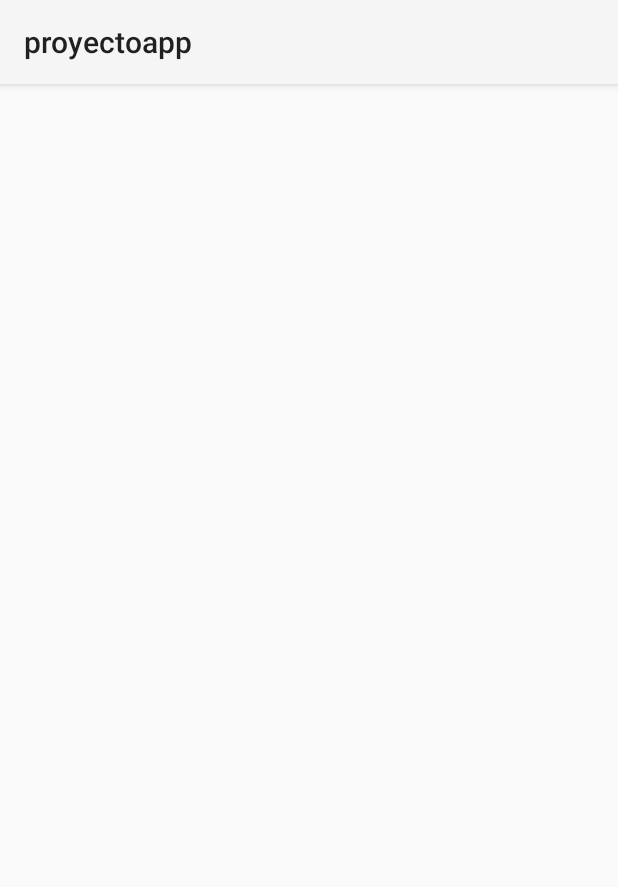
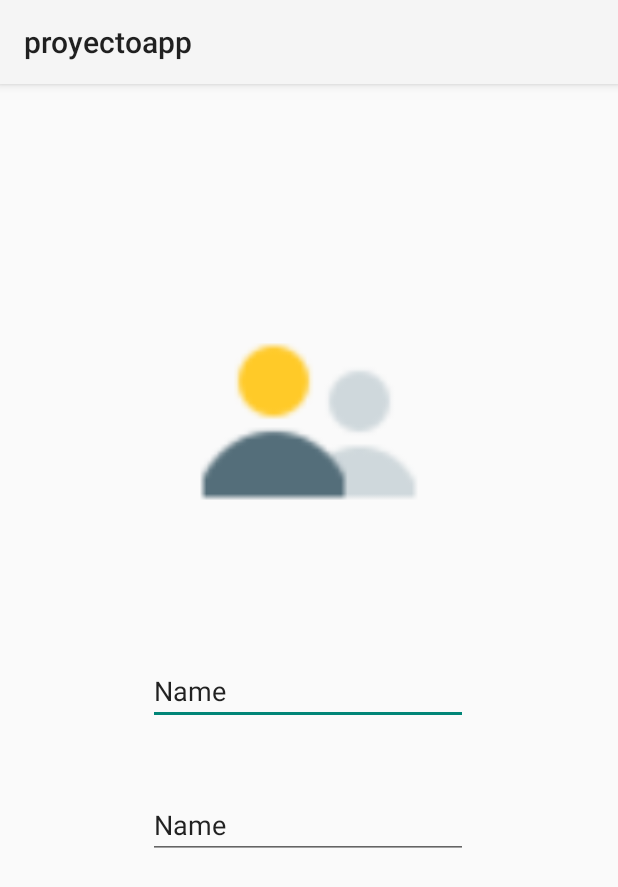
Before and after one commit to luismons/proyectoapp, an Android app: the cuenta screen opened directly, with no data from a screen before it, on a phone screen of 412 x 824 dp. Shown: the top 887 px of the screen. Run offline under Robolectric (Android 15) with nearby library versions, the phone set to English and light mode, and no system bars.

Commit message:
creacion vista cuenta

```diff
--- a/app/src/main/res/layout/activity_cuenta.xml
+++ b/app/src/main/res/layout/activity_cuenta.xml
@@ -6,4 +6,41 @@
     android:layout_height="match_parent"
     tools:context=".cuenta">
 
+    <ImageView
+        android:id="@+id/imageView"
+        android:layout_width="161dp"
+        android:layout_height="194dp"
+        android:layout_marginTop="128dp"
+        app:layout_constraintEnd_toEndOf="parent"
+        app:layout_constraintStart_toStartOf="parent"
+        app:layout_constraintTop_toTopOf="parent"
+        app:srcCompat="@drawable/nombreusuario" />
+
+    <EditText
+        android:id="@+id/editTextTextPersonName2"
+        android:layout_width="wrap_content"
+        android:layout_height="wrap_content"
+        android:layout_marginTop="60dp"
+        android:ems="10"
+        android:inputType="textPersonName"
+        android:text="Name"
+        app:layout_constraintEnd_toEndOf="parent"
+        app:layout_constraintHorizontal_bias="0.497"
+        app:layout_constraintStart_toStartOf="parent"
+        app:layout_constraintTop_toBottomOf="@+id/imageView"
+        tools:ignore="TouchTargetSizeCheck" />
+
+    <EditText
+        android:id="@+id/editTextTextPersonName3"
+        android:layout_width="wrap_content"
+        android:layout_height="wrap_content"
+        android:layout_marginTop="44dp"
+        android:ems="10"
+        android:inputType="textPersonName"
+        android:text="Name"
+        app:layout_constraintEnd_toEndOf="parent"
+        app:layout_constraintHorizontal_bias="0.497"
+        app:layout_constraintStart_toStartOf="parent"
+        app:layout_constraintTop_toBottomOf="@+id/editTextTextPersonName2"
+        tools:ignore="TouchTargetSizeCheck" />
 </androidx.constraintlayout.widget.ConstraintLayout>
```
Also changed, not shown: app/src/main/res/drawable/nombreusuario.png (added).
